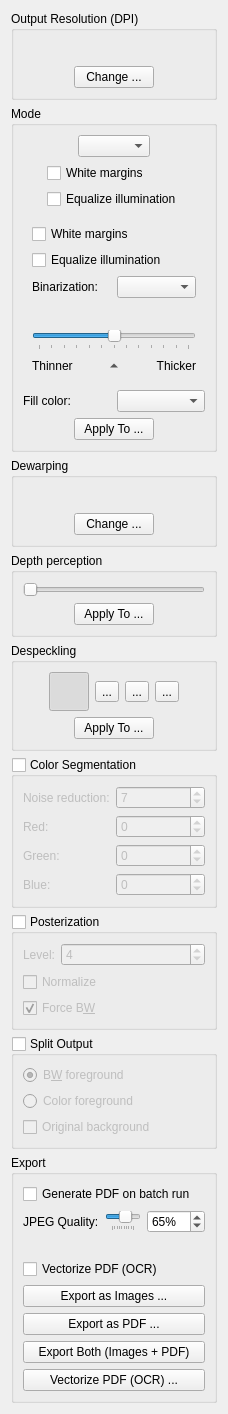
Qt form filters/output/ui/OutputOptionsWidget.ui (pascal-baobab/scantailor) before a commit.
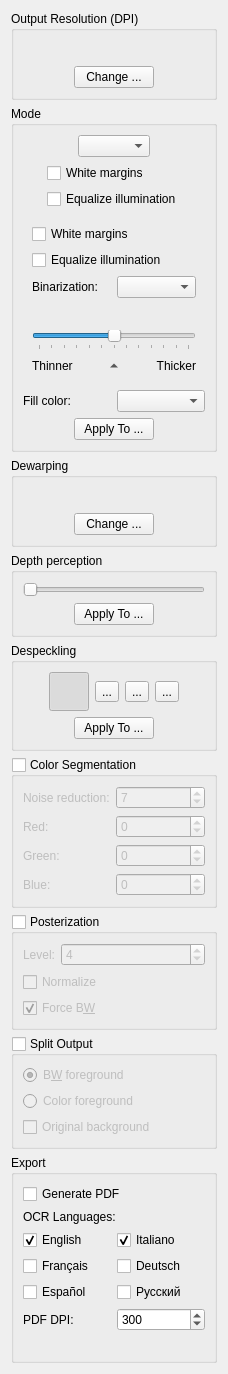
The same form after that commit. Icons and pictures are not drawn. Custom widgets are drawn as their Qt base class.

Commit message: Add Potrace vectorization, unified PDF export, fix macOS/Linux CI packaging

What changed in the file:
```diff
--- a/filters/output/ui/OutputOptionsWidget.ui
+++ b/filters/output/ui/OutputOptionsWidget.ui
@@ -913,7 +913,7 @@
       <item>
        <widget class="QCheckBox" name="autoGeneratePdfCB">
         <property name="text">
-         <string>Generate PDF on batch run</string>
+         <string>Generate PDF</string>
         </property>
         <property name="toolTip">
          <string>When checked, a PDF will be automatically generated in out/PDF/ after batch processing completes</string>
@@ -921,49 +921,92 @@
        </widget>
       </item>
       <item>
-       <layout class="QHBoxLayout" name="jpegQualityLayout">
+       <widget class="QWidget" name="pdfOptionsWidget" native="true">
+        <layout class="QVBoxLayout" name="pdfOptionsLayout">
+         <property name="margin">
+          <number>0</number>
+         </property>
         <item>
-         <widget class="QLabel" name="jpegQualityLabel">
+          <widget class="QLabel" name="ocrLanguageLabel">
           <property name="text">
-           <string>JPEG Quality:</string>
+            <string>OCR Languages:</string>
           </property>
          </widget>
         </item>
         <item>
-         <widget class="QSlider" name="jpegQualitySlider">
-          <property name="minimum">
-           <number>10</number>
-          </property>
-          <property name="maximum">
-           <number>100</number>
-          </property>
-          <property name="value">
-           <number>65</number>
-          </property>
-          <property name="orientation">
-           <enum>Qt::Horizontal</enum>
-          </property>
-          <property name="tickPosition">
-           <enum>QSlider::TicksBelow</enum>
-          </property>
-          <property name="tickInterval">
-           <number>10</number>
+          <layout class="QGridLayout" name="ocrLangGrid">
+           <item row="0" column="0">
+            <widget class="QCheckBox" name="ocrEngCB">
+             <property name="text">
+              <string>English</string>
+             </property>
+             <property name="checked">
+              <bool>true</bool>
+             </property>
+            </widget>
+           </item>
+           <item row="0" column="1">
+            <widget class="QCheckBox" name="ocrItaCB">
+             <property name="text">
+              <string>Italiano</string>
+             </property>
+             <property name="checked">
+              <bool>true</bool>
+             </property>
+            </widget>
+           </item>
+           <item row="1" column="0">
+            <widget class="QCheckBox" name="ocrFraCB">
+             <property name="text">
+              <string>Français</string>
+             </property>
+            </widget>
+           </item>
+           <item row="1" column="1">
+            <widget class="QCheckBox" name="ocrDeuCB">
+             <property name="text">
+              <string>Deutsch</string>
           </property>
          </widget>
         </item>
+           <item row="2" column="0">
+            <widget class="QCheckBox" name="ocrSpaCB">
+             <property name="text">
+              <string>Español</string>
+             </property>
+            </widget>
+           </item>
+           <item row="2" column="1">
+            <widget class="QCheckBox" name="ocrRusCB">
+             <property name="text">
+              <string>Русский</string>
+             </property>
+            </widget>
+           </item>
+          </layout>
+         </item>
         <item>
-         <widget class="QSpinBox" name="jpegQualitySpin">
+          <layout class="QHBoxLayout" name="pdfDpiLayout">
+           <item>
+            <widget class="QLabel" name="pdfDpiLabel">
+             <property name="text">
+              <string>PDF DPI:</string>
+             </property>
+            </widget>
+           </item>
+           <item>
+            <widget class="QSpinBox" name="pdfDpiSpin">
           <property name="minimum">
-           <number>10</number>
+              <number>72</number>
           </property>
           <property name="maximum">
-           <number>100</number>
+              <number>600</number>
           </property>
           <property name="value">
-           <number>65</number>
-          </property>
-          <property name="suffix">
-           <string>%</string>
+              <number>300</number>
+             </property>
+             <property name="singleStep">
+              <number>50</number>
           </property>
          </widget>
         </item>
@@ -979,45 +1022,7 @@
         </property>
        </widget>
       </item>
-      <item>
-       <widget class="QCheckBox" name="autoVectorizePdfCB">
-        <property name="text">
-         <string>Vectorize PDF (OCR)</string>
-        </property>
-        <property name="toolTip">
-         <string>When checked, the PDF will include an invisible OCR text overlay (searchable/selectable, requires Tesseract)</string>
-        </property>
-       </widget>
-      </item>
-      <item>
-       <widget class="QPushButton" name="exportImagesBtn">
-        <property name="text">
-         <string>Export as Images ...</string>
-        </property>
-       </widget>
-      </item>
-      <item>
-       <widget class="QPushButton" name="exportPdfBtn">
-        <property name="text">
-         <string>Export as PDF ...</string>
-        </property>
-       </widget>
-      </item>
-      <item>
-       <widget class="QPushButton" name="exportBothBtn">
-        <property name="text">
-         <string>Export Both (Images + PDF)</string>
-        </property>
-       </widget>
-      </item>
-      <item>
-       <widget class="QPushButton" name="vectorizePdfBtn">
-        <property name="text">
-         <string>Vectorize PDF (OCR) ...</string>
-        </property>
-        <property name="toolTip">
-         <string>Create a searchable PDF with OCR text overlay (requires Tesseract)</string>
-        </property>
+        </layout>
        </widget>
       </item>
      </layout>
```
Left out of the diff: 4 changed lines with no effect on the pictures. Lines whose indentation alone changed are shown as unchanged. The commit also changes 19 other files.
